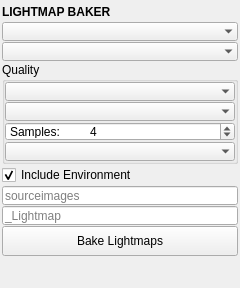
Before: the Qt Designer form blendertk/light_utils/lightmap_baker/lightmap_baker.ui in m3trik/blendertk, drawn with Qt 5.
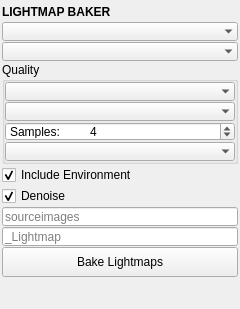
After: the same form once the commit is applied. Custom widgets are drawn as their Qt base class.

What changed in the file:
```diff
--- a/blendertk/light_utils/lightmap_baker/lightmap_baker.ui
+++ b/blendertk/light_utils/lightmap_baker/lightmap_baker.ui
@@ -288,6 +288,21 @@
         </property>
        </widget>
       </item>
+      <item>
+       <widget class="QCheckBox" name="chk_denoise">
+        <property name="toolTip">
+         <string>Denoise every lightmap with Blender&apos;s own denoiser (OpenImageDenoise), run over the baked image.
+
+Cycles does not denoise a bake itself, so without this a map ships its sampling noise, which reads as splotches up close.</string>
+        </property>
+        <property name="text">
+         <string>Denoise</string>
+        </property>
+        <property name="checked">
+         <bool>true</bool>
+        </property>
+       </widget>
+      </item>
       <item>
        <widget class="LineEdit" name="txt_output_dir">
         <property name="minimumSize">
```
